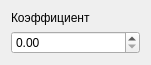
Old version of the form DynModels/coefitem.ui in the repository DesmondFox/DynModels.
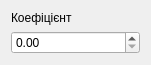
New version of the form.

Patch:
```diff
--- a/DynModels/coefitem.ui
+++ b/DynModels/coefitem.ui
@@ -32,7 +32,7 @@
    <item>
     <widget class="QLabel" name="labelCoef">
      <property name="text">
-      <string>Коэффициент</string>
+      <string>Коефіцієнт</string>
      </property>
      <property name="wordWrap">
       <bool>true</bool>
```
